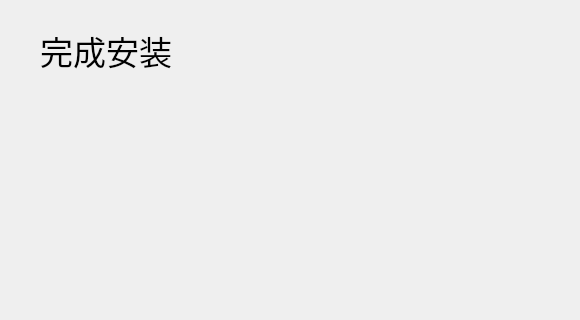
AOSC-Archive/AOSC-LiveKit, file NewQtUi/WorkDoneTab/WorkDoneTab.ui: the form before one commit; both pictures show x 0 to 580 and y 0 to 320 of the 580 by 480 pixel window.
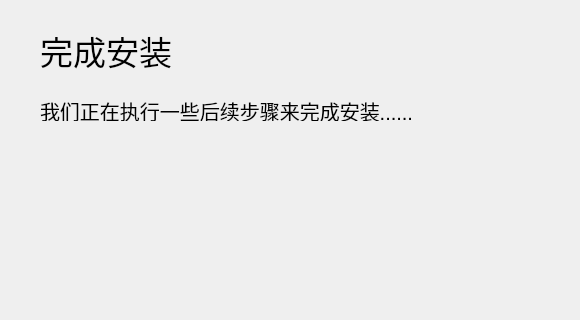
The form after the commit.

Commit message: 分区相关已经完成，剩下安装部分和用户配置部分

What changed in the file:
```diff
--- a/NewQtUi/WorkDoneTab/WorkDoneTab.ui
+++ b/NewQtUi/WorkDoneTab/WorkDoneTab.ui
@@ -31,6 +31,24 @@
     <string>完成安装</string>
    </property>
   </widget>
+  <widget class="QLabel" name="label_2">
+   <property name="geometry">
+    <rect>
+     <x>40</x>
+     <y>100</y>
+     <width>421</width>
+     <height>21</height>
+    </rect>
+   </property>
+   <property name="font">
+    <font>
+     <pointsize>15</pointsize>
+    </font>
+   </property>
+   <property name="text">
+    <string>我们正在执行一些后续步骤来完成安装......</string>
+   </property>
+  </widget>
  </widget>
  <resources/>
  <connections/>
```
The commit also changes 7 other files.
